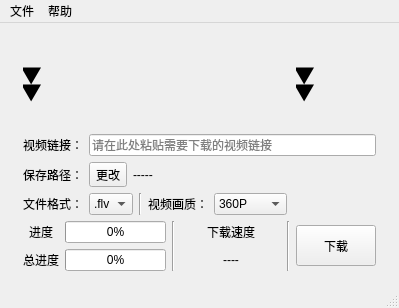
Old version of the form main.ui in the repository laorange/bilibili_downloader.
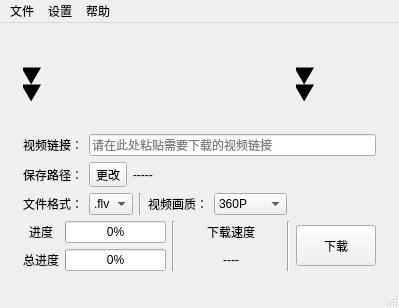
New version of the form. Icons and pictures are not drawn.

Commit message: 1.1 dev1.1 新增-设置cookie窗口

Diff of the .ui file:
```diff
--- a/main.ui
+++ b/main.ui
@@ -446,7 +446,14 @@
     <addaction name="help_text"/>
     <addaction name="about_this"/>
    </widget>
+   <widget class="QMenu" name="menu_3">
+    <property name="title">
+     <string>设置</string>
+    </property>
+    <addaction name="set_cookie_action"/>
+   </widget>
    <addaction name="menu"/>
+   <addaction name="menu_3"/>
    <addaction name="menu_2"/>
   </widget>
   <widget class="QStatusBar" name="statusbar"/>
```
Left out of the diff: 7 changed lines with no effect on the pictures. The commit also changes 10 other files.
